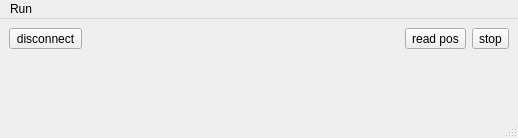
Qt form src/motioncontrol/controller.ui (kmnhan/1KARPES_DAQ) before a commit.
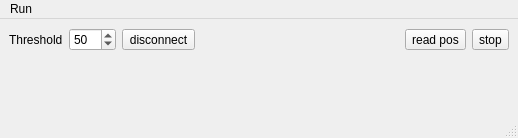
The same form after that commit. Custom widgets are drawn as their Qt base class.

```diff
--- a/src/motioncontrol/controller.ui
+++ b/src/motioncontrol/controller.ui
@@ -17,6 +17,26 @@
    <layout class="QVBoxLayout" name="verticalLayout_2">
     <item>
      <layout class="QHBoxLayout" name="horizontalLayout">
+      <item>
+       <widget class="QLabel" name="label">
+        <property name="text">
+         <string>Threshold</string>
+        </property>
+       </widget>
+      </item>
+      <item>
+       <widget class="QSpinBox" name="threshold_spin">
+        <property name="minimum">
+         <number>1</number>
+        </property>
+        <property name="maximum">
+         <number>100</number>
+        </property>
+        <property name="value">
+         <number>50</number>
+        </property>
+       </widget>
+      </item>
       <item>
        <widget class="QToolButton" name="disconnect_btn">
         <property name="text">
```
